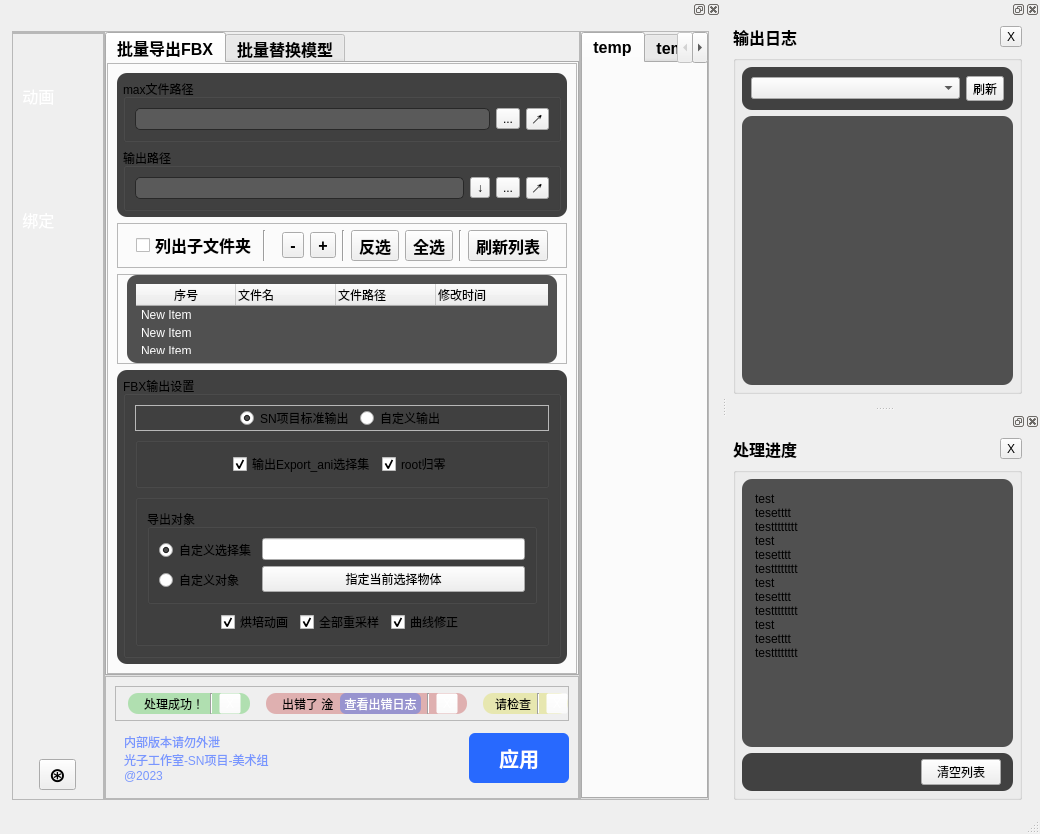
The window that temp/bath_tool/bath_tool.ui (xyg1973/PoseLibrary) describes before a commit, drawn with Qt 5.
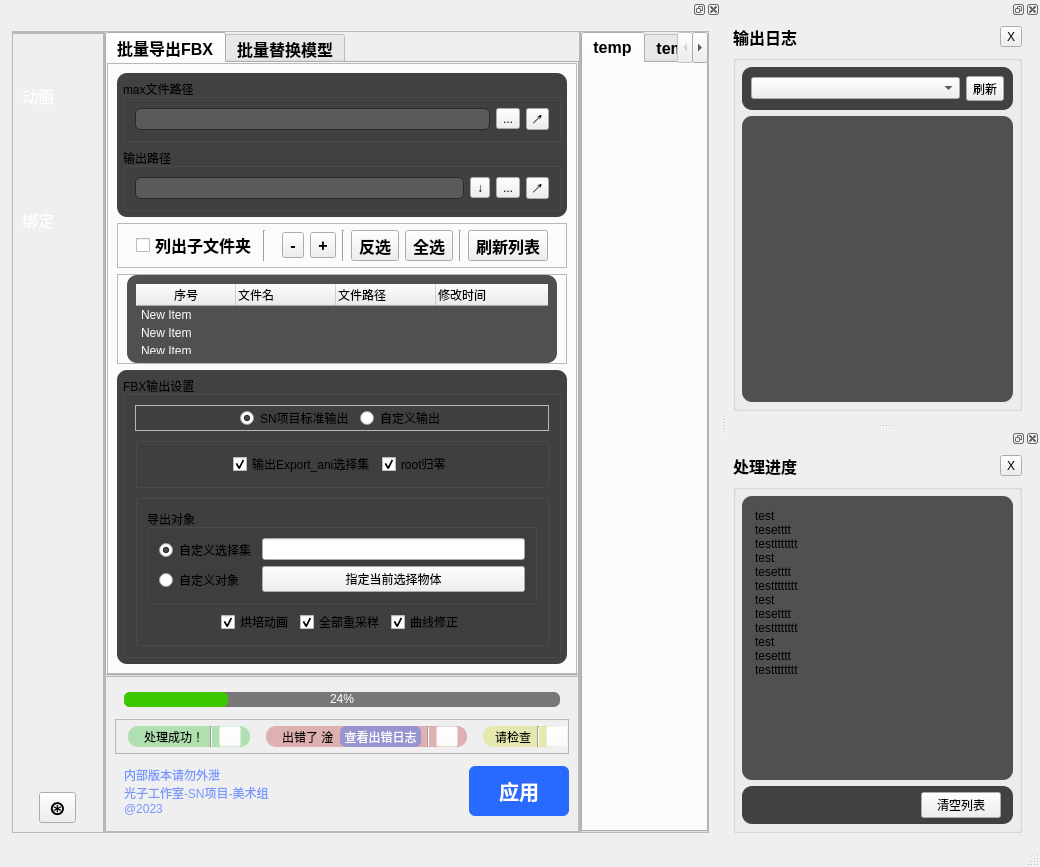
The same window after the commit.

Commit message: 新增批量导出fbx流程

Patch:
```diff
--- a/temp/bath_tool/bath_tool.ui
+++ b/temp/bath_tool/bath_tool.ui
@@ -2090,6 +2090,27 @@
                       </layout>
                      </widget>
                     </item>
+                   </layout>
+                  </widget>
+                 </item>
+                </layout>
+               </widget>
+              </widget>
+             </item>
+            </layout>
+           </item>
+           <item>
+            <widget class="QFrame" name="frame_7">
+             <property name="styleSheet">
+              <string notr="true"/>
+             </property>
+             <property name="frameShape">
+              <enum>QFrame::StyledPanel</enum>
+             </property>
+             <property name="frameShadow">
+              <enum>QFrame::Raised</enum>
+             </property>
+             <layout class="QVBoxLayout" name="verticalLayout_16">
                     <item>
                      <layout class="QHBoxLayout" name="horizontalLayout_17">
                       <property name="leftMargin">
@@ -2140,27 +2161,6 @@
                       </item>
                      </layout>
                     </item>
-                   </layout>
-                  </widget>
-                 </item>
-                </layout>
-               </widget>
-              </widget>
-             </item>
-            </layout>
-           </item>
-           <item>
-            <widget class="QFrame" name="frame_7">
-             <property name="styleSheet">
-              <string notr="true"/>
-             </property>
-             <property name="frameShape">
-              <enum>QFrame::StyledPanel</enum>
-             </property>
-             <property name="frameShadow">
-              <enum>QFrame::Raised</enum>
-             </property>
-             <layout class="QVBoxLayout" name="verticalLayout_16">
               <item>
                <widget class="QFrame" name="frame_message">
                 <property name="frameShape">
```
Lines whose indentation alone changed are shown as unchanged. The commit also changes 2 other files.
